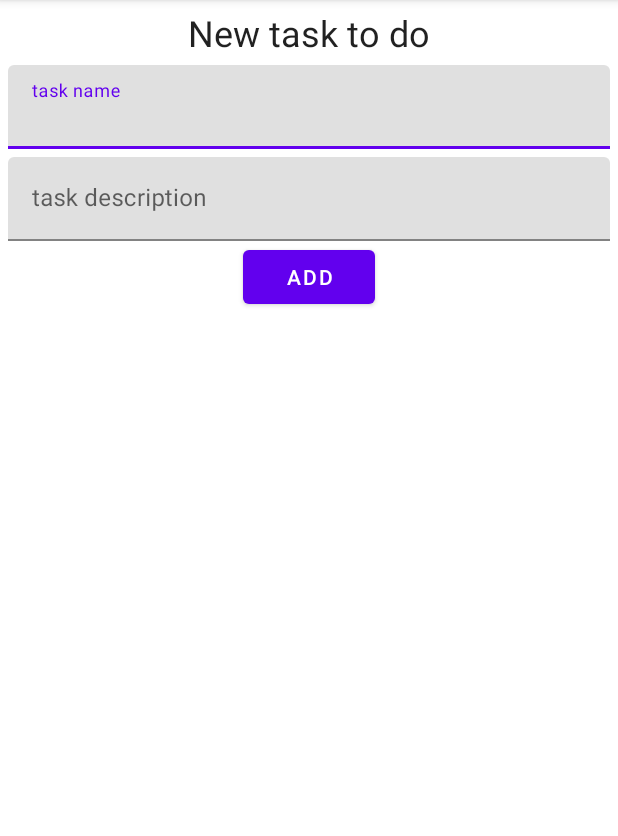
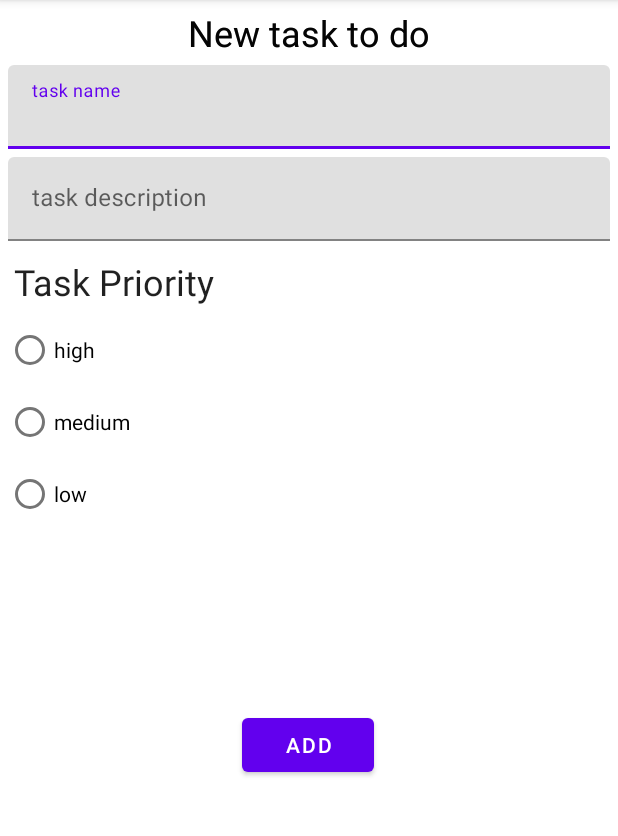
Before and after one commit to gustavolhonda/DMOVEL-2025, an Android app: the screen it shows after launch (AddTaskActivity), after a tap on "ADD TASK", on a phone screen of 412 x 824 dp, the part 84-920 px from its top. Run offline under Robolectric (Android 15) with nearby library versions, the phone set to English and light mode, and no system bars.

Commit message:
second commit

```diff
--- a/03-4-TodoV2App/app/src/main/res/layout/activity_add_task.xml
+++ b/03-4-TodoV2App/app/src/main/res/layout/activity_add_task.xml
@@ -5,6 +5,47 @@
     android:layout_width="match_parent"
     android:layout_height="match_parent"
     tools:context=".AddTaskActivity">
+
+    <RadioGroup
+        android:id="@+id/priorityRadioGroup"
+        android:layout_width="404dp"
+        android:layout_height="240dp"
+        android:layout_margin="5dp"
+        app:layout_constraintEnd_toEndOf="parent"
+        app:layout_constraintStart_toStartOf="parent"
+        app:layout_constraintTop_toBottomOf="@+id/textInputLayout2">
+
+        <TextView
+            android:id="@+id/textView3"
+            android:layout_width="wrap_content"
+            android:layout_height="wrap_content"
+            android:layout_margin="5dp"
+            android:layout_marginTop="156dp"
+            android:text="Task Priority"
+            android:textAppearance="?attr/textAppearanceHeadline5" />
+
+        <RadioButton
+            android:id="@+id/radioBt0"
+            android:layout_width="wrap_content"
+            android:layout_height="wrap_content"
+            android:checked="false"
+            android:text="@string/high_priority" />
+
+        <RadioButton
+            android:id="@+id/radioBt1"
+            android:layout_width="match_parent"
+            android:layout_height="wrap_content"
+            android:checked="false"
+            android:text="@string/medium_prority" />
+
+        <RadioButton
+            android:id="@+id/radioBt2"
+            android:layout_width="match_parent"
+            android:layout_height="wrap_content"
+            android:checked="false"
+            android:text="@string/low_priority" />
+
+    </RadioGroup>
 
     <TextView
         android:id="@+id/textView"
@@ -17,12 +58,25 @@
         app:layout_constraintStart_toStartOf="parent"
         app:layout_constraintTop_toTopOf="parent" />
 
+    <TextView
+        android:id="@+id/textView2"
+        android:layout_width="wrap_content"
+        android:layout_height="wrap_content"
+        android:layout_margin="5dp"
+        android:text="New task to do"
+        android:textAppearance="?attr/textAppearanceHeadline5"
+        app:layout_constraintEnd_toEndOf="parent"
+        app:layout_constraintStart_toStartOf="parent"
+        app:layout_constraintTop_toTopOf="parent" />
+
     <Button
         android:id="@+id/addNewButton"
         android:layout_width="wrap_content"
         android:layout_height="wrap_content"
+        android:layout_marginTop="312dp"
         android:text="Add"
         app:layout_constraintEnd_toEndOf="parent"
+        app:layout_constraintHorizontal_bias="0.498"
         app:layout_constraintStart_toStartOf="parent"
         app:layout_constraintTop_toBottomOf="@+id/textInputLayout2" />
 
@@ -58,4 +112,5 @@
             android:layout_width="match_parent"
             android:layout_height="wrap_content" />
     </com.google.android.material.textfield.TextInputLayout>
+
 </androidx.constraintlayout.widget.ConstraintLayout>
--- a/03-4-TodoV2App/app/src/main/res/menu/context_menu.xml
+++ b/03-4-TodoV2App/app/src/main/res/menu/context_menu.xml
@@ -1,7 +1,11 @@
 <?xml version="1.0" encoding="utf-8"?>
-<menu xmlns:android="http://schemas.android.com/apk/res/android">
+<menu xmlns:app="http://schemas.android.com/apk/res-auto"
+    xmlns:android="http://schemas.android.com/apk/res/android">
     <item android:id="@+id/showItem" android:title="@string/lbl_show"></item>
     <item android:id="@+id/deleteItem" android:title="@string/lbl_delete"></item>
     <item android:id="@+id/toTopItem" android:title="@string/lbl_totop"></item>
     <item android:id="@+id/toEndItem" android:title="@string/lbl_toend"></item>
+    <item
+        android:id="@+id/prioritizeItem"
+        android:title="@string/ibl_prioritize" />
 </menu>
--- a/03-4-TodoV2App/app/src/main/res/values/strings.xml
+++ b/03-4-TodoV2App/app/src/main/res/values/strings.xml
@@ -4,4 +4,8 @@
     <string name="lbl_delete">Delete task</string>
     <string name="lbl_totop">Move task to top</string>
     <string name="lbl_toend">Move task to button</string>
+    <string name="high_priority">high</string>
+    <string name="medium_prority">medium</string>
+    <string name="low_priority">low</string>
+    <string name="ibl_prioritize">Prioritize</string>
 </resources>
```
Also changed, not shown: 03-4-TodoV2App/app/src/main/java/com/example/todov1app/AddTaskActivity.java (+13 -1 lines), 03-4-TodoV2App/app/src/main/java/com/example/todov1app/MainActivity.java (+12 -1 lines), 03-4-TodoV2App/app/src/main/java/com/example/todov1app/Task.java (+19 -1 lines).
